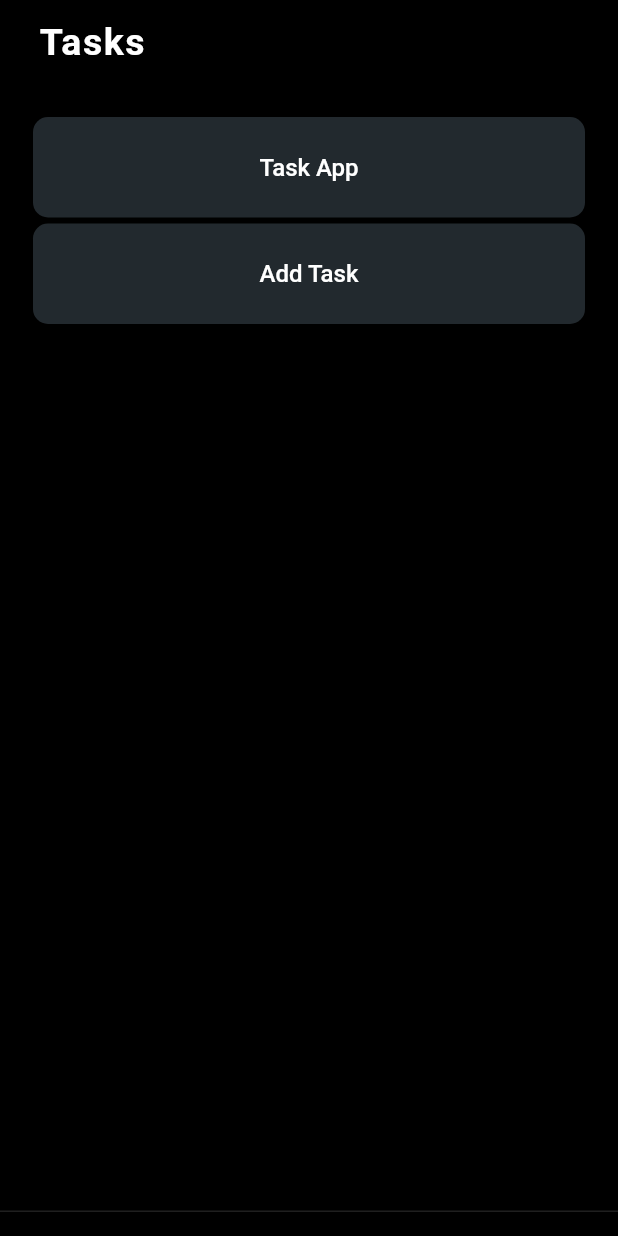
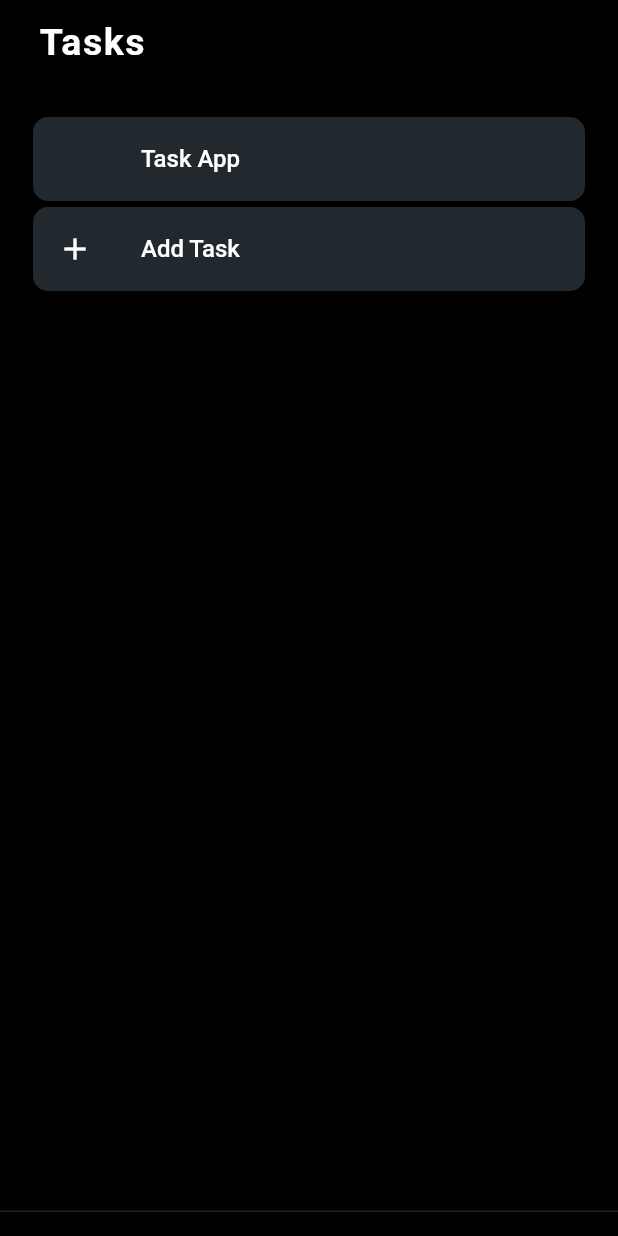
Before and after one commit to clavell/what_when, a Flutter app: the screen it shows after launch, on a phone screen of 412 x 824 dp. Run offline on Flutter 3.47's test engine with Material 2 defaults, Android fonts, the phone set to English and light mode, and no system bars; our stand-ins replace built_collection, built_value, google_fonts; generated files the repository leaves out were written again; Roboto replaces fonts that are missing (Sanchez).

Commit message:
adds basic 'add task' functionality

```diff
--- a/lib/main.dart
+++ b/lib/main.dart
@@ -18,8 +18,15 @@ class MyApp extends StatelessWidget {
     return MaterialApp(
       title: 'Flutter Demo',
       theme: ThemeData.dark().copyWith(
-        bottomSheetTheme:
-            BottomSheetThemeData(backgroundColor: Color(0xFF22292E)),
+        bottomSheetTheme: BottomSheetThemeData(
+          backgroundColor: Color(0xFF22292E),
+          shape: RoundedRectangleBorder(
+            borderRadius: BorderRadius.only(
+              topRight: Radius.circular(20),
+              topLeft: Radius.circular(20),
+            ),
+          ),
+        ),
         scaffoldBackgroundColor: Colors.black,
         appBarTheme: AppBarTheme(
           backgroundColor: Colors.black,
--- a/lib/screen/task_list_screen.dart
+++ b/lib/screen/task_list_screen.dart
@@ -6,6 +6,7 @@ import 'package:google_fonts/google_fonts.dart';
 import 'package:provider/provider.dart';
 import 'package:what_when/model/TaskModel.dart';
 import 'package:what_when/model/task_list_model.dart';
+import 'package:what_when/screen/add_task_screen.dart';
 
 class TaskListScreen extends StatefulWidget {
   int mainTask;
@@ -40,7 +41,8 @@ class _TaskListScreenState extends State<TaskListScreen> {
           ),
           body: Padding(
             padding: const EdgeInsets.all(20.0),
-            child: ListView(children: buildTaskList(subTasks, context)),
+            child: ListView(
+                children: buildTaskList(subTasks, context, widget.mainTask)),
           ),
         );
         // return Center(
@@ -49,8 +51,8 @@ class _TaskListScreenState extends State<TaskListScreen> {
     );
   }
 
-  List<GestureDetector> buildTaskList(
-      UnmodifiableListView<TaskModel> subTasks, BuildContext context) {
+  List<GestureDetector> buildTaskList(UnmodifiableListView<TaskModel> subTasks,
+      BuildContext context, int parentid) {
     List<GestureDetector> subtasklist = subTasks
         .map((e) => GestureDetector(
               onLongPress: () {
@@ -73,37 +75,17 @@ class _TaskListScreenState extends State<TaskListScreen> {
               showModalBottomSheet<void>(
                 context: context,
                 builder: (BuildContext context) {
-                  return Container(
-                    height: 200,
-                    // color: Colors.amber,
-                    child: Center(
-                      child: Column(
-                        mainAxisAlignment: MainAxisAlignment.center,
-                        mainAxisSize: MainAxisSize.min,
-                        children: <Widget>[
-                          const Text('Modal BottomSheet'),
-                          ElevatedButton(
-                            child: const Text('Close BottomSheet'),
-                            onPressed: () => Navigator.pop(context),
-                          )
-                        ],
-                      ),
-                    ),
+                  return AddTaskBottomSheet(
+                    parentid: parentid,
                   );
                 },
               );
             },
             child: ListItemCard(
               title: 'Add Task',
+              leading: Icon(Icons.add),
             ),
           )
         ];
   }
 }
-
-class addTaskButton extends StatelessWidget {
-  @override
-  Widget build(BuildContext context) {
-    return Container();
-  }
-}
--- a/lib/widgets/list_item_card.dart
+++ b/lib/widgets/list_item_card.dart
@@ -24,12 +24,9 @@ class ListItemCard extends StatelessWidget {
           color: Color(0xFF22292E),
         ),
         child: ListTile(
-          leading: leading,
+          leading: leading ?? SizedBox(),
           // trailing: ,
-          title: Padding(
-            padding: const EdgeInsets.all(20.0),
-            child: Center(
-              child: Text(title, style: Theme.of(context).textTheme.bodyText1
+          title: Text(title, style: Theme.of(context).textTheme.bodyText1
               // style: TextStyle(
               //   letterSpacing: 0.5,
               //   fontWeight: FontWeight.w100,
@@ -39,8 +36,6 @@ class ListItemCard extends StatelessWidget {
               ),
         ),
       ),
-        ),
-      ),
     );
   }
 }
--- a/pubspec.yaml
+++ b/pubspec.yaml
@@ -20,6 +20,7 @@ version: 1.0.0+1
 environment:
   sdk: ">=2.10.0-0 <3.0.0"
 dependencies:
+  font_awesome_flutter: ^8.11.0
   built_collection: ^5.0.0
   built_value: ^8.0.0
   provider: ^4.3.3
```
Also changed, not shown: lib/screen/add_task_screen.dart (added, +67 -0 lines), pubspec.lock. Lines whose indentation alone changed are shown as unchanged.
